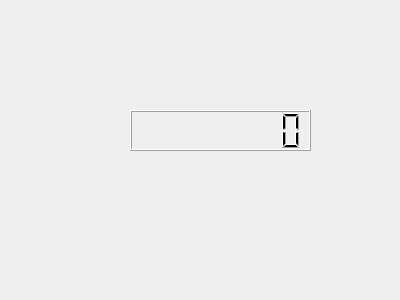
Before: the Qt Designer form Src/showtimer.ui in kingold5/Timer, drawn with Qt 5.
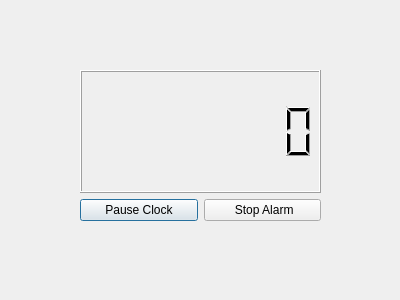
After: the same form once the commit is applied.

Commit message: change to QSoundeffect, add stop alarm button

```diff
--- a/Src/showtimer.ui
+++ b/Src/showtimer.ui
@@ -13,18 +13,42 @@
   <property name="windowTitle">
    <string>Dialog</string>
   </property>
-  <widget class="QLCDNumber" name="lcdTimer">
+  <widget class="QWidget" name="verticalLayoutWidget">
    <property name="geometry">
     <rect>
-     <x>130</x>
-     <y>110</y>
-     <width>181</width>
-     <height>41</height>
+     <x>80</x>
+     <y>70</y>
+     <width>241</width>
+     <height>151</height>
     </rect>
    </property>
-   <property name="digitCount">
-    <number>8</number>
-   </property>
+   <layout class="QVBoxLayout" name="verticalLayout">
+    <item>
+     <widget class="QLCDNumber" name="lcdTimer">
+      <property name="digitCount">
+       <number>8</number>
+      </property>
+     </widget>
+    </item>
+    <item>
+     <layout class="QHBoxLayout" name="horizontalLayout">
+      <item>
+       <widget class="QPushButton" name="pushButtonPause">
+        <property name="text">
+         <string>Pause Clock</string>
+        </property>
+       </widget>
+      </item>
+      <item>
+       <widget class="QPushButton" name="pushButtonStop">
+        <property name="text">
+         <string> Stop Alarm</string>
+        </property>
+       </widget>
+      </item>
+     </layout>
+    </item>
+   </layout>
   </widget>
  </widget>
  <resources/>
```
The commit also changes 3 other files.
